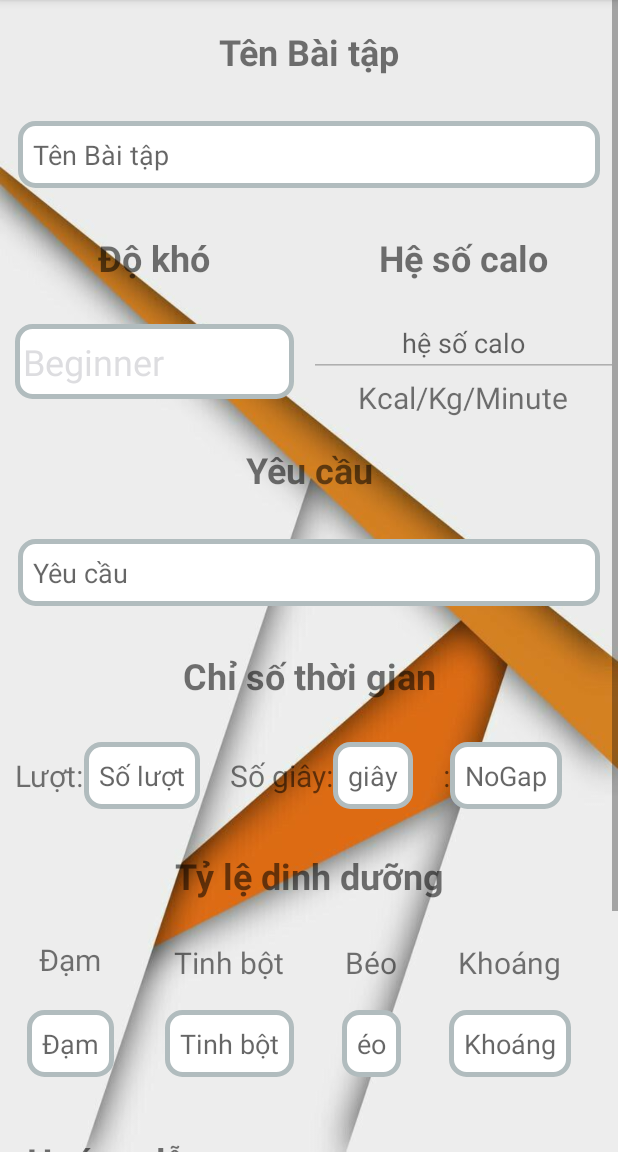
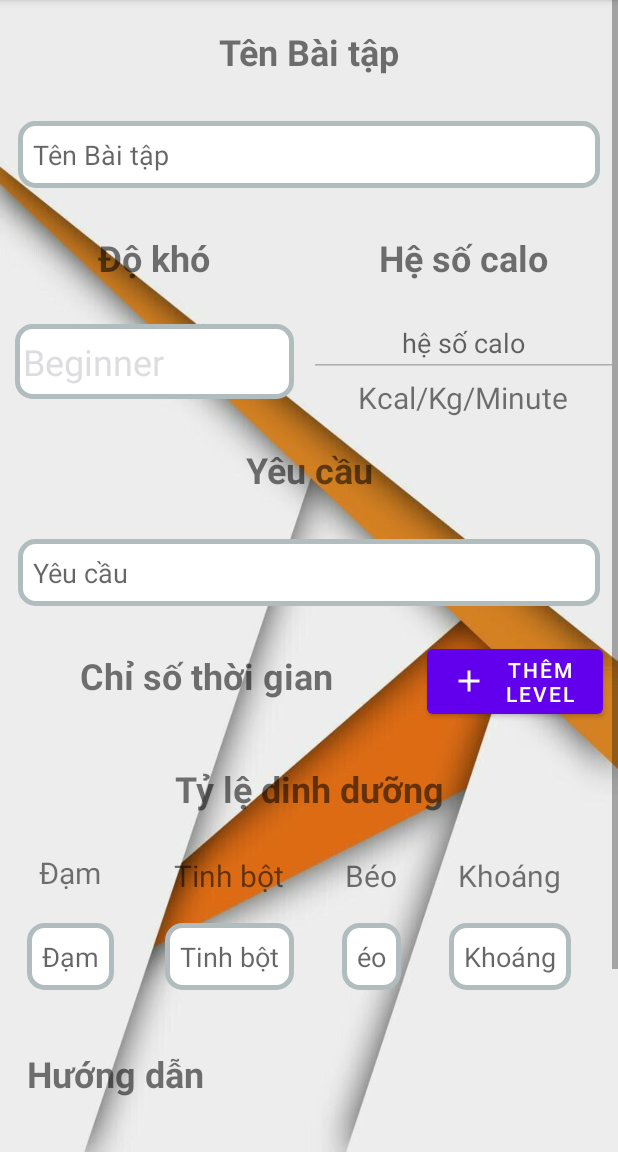
Before and after one commit to khangle99/MyFitnessAdmin, an Android app: the ExcerciseDetailActivity screen opened directly, with no data from a screen before it, on a phone screen of 412 x 824 dp, the part 84-1236 px from its top. Run offline under Robolectric (Android 15) with nearby library versions, the phone set to English and light mode, and no system bars; our stand-ins replace Dagger/Hilt's generated code, FlexboxLayout; network calls fail; pictures from the network do not load; 1 statement that could not run was skipped.

Commit message:
add level option to excercise

```diff
--- a/app/src/main/java/com/khangle/myfitnessadmin/data/network/MyFitnessService.kt
+++ b/app/src/main/java/com/khangle/myfitnessadmin/data/network/MyFitnessService.kt
@@ -47,9 +47,7 @@ interface MyFitnessService {
         @Part("name") name: RequestBody,
         @Part("difficulty") diff: RequestBody,
         @Part("equipment") equip: RequestBody,
-        @Part("noTurn") noTurn: RequestBody,
-        @Part("noSec") noSec: RequestBody,
-        @Part("noGap") noGap: RequestBody,
+        @Part("levelMap") levelMap: RequestBody,
         @Part("achievementMap") achievementString: RequestBody,
         @Part("caloFactor") caloFactor: RequestBody,
         @Part("nutriFactor") nutriFactor: RequestBody,
@@ -64,9 +62,7 @@ interface MyFitnessService {
         @Part("name") name: RequestBody,
         @Part("difficulty") diff: RequestBody,
         @Part("equipment") equip: RequestBody,
-        @Part("noTurn") noTurn: RequestBody,
-        @Part("noSec") noSec: RequestBody,
-        @Part("noGap") noGap: RequestBody,
+        @Part("levelMap") levelMap: RequestBody,
         @Part("achievementMap") achievementString: RequestBody,
         @Part("tutorial[]") tutorial: List<String>,
         @Part("caloFactor") caloFactor: RequestBody,
--- a/app/src/main/java/com/khangle/myfitnessadmin/model/Excercise.kt
+++ b/app/src/main/java/com/khangle/myfitnessadmin/model/Excercise.kt
@@ -10,11 +10,9 @@ class Excercise(
     var name: String,
     var difficulty: Int,
     var equipment: String,
-    var noTurn: Int,
-    var noSec: Int,
-    var noGap: Int,
     var caloFactor: Float,
     var tutorial: List<String>,
+    var levelJSON: Map<String, Array<Int>>,
     val picSteps: List<String>,
     var achieveEnsure: String, // json
     val addedCount: Int,
--- a/app/src/main/res/layout/activity_excercise_detail.xml
+++ b/app/src/main/res/layout/activity_excercise_detail.xml
@@ -108,84 +108,104 @@
             android:id="@+id/excEquipment"
             android:layout_width="match_parent"
             android:layout_height="wrap_content"/>
+        <LinearLayout
+           android:orientation="horizontal"
+            android:layout_width="match_parent"
+            android:layout_height="wrap_content">
             <TextView
                 android:layout_margin="18dp"
                 android:textSize="24sp"
                 android:textStyle="bold"
+                android:layout_weight="1"
                 android:textAlignment="center"
                 android:text="Chỉ số thời gian"
                 android:layout_width="match_parent"
                 android:layout_height="wrap_content"/>
-      <LinearLayout
-          android:orientation="horizontal"
+            <Button
+                android:layout_weight="2"
+                android:drawableLeft="@drawable/ic_baseline_add_24"
+                android:id="@+id/addMoreLevel"
                 android:layout_width="match_parent"
-          android:layout_height="wrap_content">
-
-          <LinearLayout
                 android:layout_margin="10dp"
-              android:orientation="horizontal"
-              android:layout_width="wrap_content"
-              android:layout_height="wrap_content">
-              <TextView
-                  android:text="Lượt:"
-                  android:textSize="20dp"
-                  android:layout_gravity="center"
-                  android:layout_width="wrap_content"
-                  android:layout_height="wrap_content"/>
-              <EditText
-                  android:hint="Số lượt"
-                  android:padding="10dp"
-                  android:layout_weight="1"
-                  android:inputType="number"
-                  android:background="@drawable/rounded_bkg"
-                  android:id="@+id/excNoTurn"
-                  android:layout_width="match_parent"
-                  android:layout_height="wrap_content"/>
-          </LinearLayout>
-          <LinearLayout
-              android:orientation="horizontal"
-              android:layout_margin="10dp"
-              android:layout_width="wrap_content"
-              android:layout_height="wrap_content">
-              <TextView
-                  android:text="Số giây:"
-                  android:textSize="20dp"
-                  android:layout_gravity="center"
-                  android:layout_width="wrap_content"
-                  android:layout_height="wrap_content"/>
-              <EditText
-                  android:hint="giây"
-                  android:padding="10dp"
-                  android:inputType="number"
-                  android:layout_weight="1"
-                  android:background="@drawable/rounded_bkg"
-                  android:id="@+id/excNoSec"
-                  android:layout_width="match_parent"
-                  android:layout_height="wrap_content"/>
-          </LinearLayout>
-          <LinearLayout
-              android:orientation="horizontal"
-              android:layout_margin="10dp"
-              android:layout_width="wrap_content"
-              android:layout_height="wrap_content">
-              <TextView
-                  android:text=":"
-                  android:textSize="20dp"
-                  android:layout_gravity="center"
-                  android:layout_width="wrap_content"
-                  android:layout_height="wrap_content"/>
-              <EditText
-                  android:hint="NoGap"
-                  android:padding="10dp"
-                  android:layout_weight="1"
-                  android:inputType="number"
-                  android:background="@drawable/rounded_bkg"
-                  android:id="@+id/excNoGap"
-                  android:layout_width="match_parent"
+                android:text="Thêm Level"
                 android:layout_height="wrap_content"/>
         </LinearLayout>
 
-      </LinearLayout>
+        <LinearLayout
+            android:orientation="vertical"
+            android:id="@+id/levelLayout"
+            android:layout_width="match_parent"
+            android:layout_height="wrap_content"/>
+<!--      <LinearLayout-->
+<!--          android:orientation="horizontal"-->
+<!--          android:layout_width="match_parent"-->
+<!--          android:layout_height="wrap_content">-->
+
+<!--          <LinearLayout-->
+<!--              android:layout_margin="10dp"-->
+<!--              android:orientation="horizontal"-->
+<!--              android:layout_width="wrap_content"-->
+<!--              android:layout_height="wrap_content">-->
+<!--              <TextView-->
+<!--                  android:text="Lượt:"-->
+<!--                  android:textSize="20dp"-->
+<!--                  android:layout_gravity="center"-->
+<!--                  android:layout_width="wrap_content"-->
+<!--                  android:layout_height="wrap_content"/>-->
+<!--              <EditText-->
+<!--                  android:hint="Số lượt"-->
+<!--                  android:padding="10dp"-->
+<!--                  android:layout_weight="1"-->
+<!--                  android:inputType="number"-->
+<!--                  android:background="@drawable/rounded_bkg"-->
+<!--                  android:id="@+id/excNoTurn"-->
+<!--                  android:layout_width="match_parent"-->
+<!--                  android:layout_height="wrap_content"/>-->
+<!--          </LinearLayout>-->
+<!--          <LinearLayout-->
+<!--              android:orientation="horizontal"-->
+<!--              android:layout_margin="10dp"-->
+<!--              android:layout_width="wrap_content"-->
+<!--              android:layout_height="wrap_content">-->
+<!--              <TextView-->
+<!--                  android:text="Số giây:"-->
+<!--                  android:textSize="20dp"-->
+<!--                  android:layout_gravity="center"-->
+<!--                  android:layout_width="wrap_content"-->
+<!--                  android:layout_height="wrap_content"/>-->
+<!--              <EditText-->
+<!--                  android:hint="giây"-->
+<!--                  android:padding="10dp"-->
+<!--                  android:inputType="number"-->
+<!--                  android:layout_weight="1"-->
+<!--                  android:background="@drawable/rounded_bkg"-->
+<!--                  android:id="@+id/excNoSec"-->
+<!--                  android:layout_width="match_parent"-->
+<!--                  android:layout_height="wrap_content"/>-->
+<!--          </LinearLayout>-->
+<!--          <LinearLayout-->
+<!--              android:orientation="horizontal"-->
+<!--              android:layout_margin="10dp"-->
+<!--              android:layout_width="wrap_content"-->
+<!--              android:layout_height="wrap_content">-->
+<!--              <TextView-->
+<!--                  android:text=":"-->
+<!--                  android:textSize="20dp"-->
+<!--                  android:layout_gravity="center"-->
+<!--                  android:layout_width="wrap_content"-->
+<!--                  android:layout_height="wrap_content"/>-->
+<!--              <EditText-->
+<!--                  android:hint="NoGap"-->
+<!--                  android:padding="10dp"-->
+<!--                  android:layout_weight="1"-->
+<!--                  android:inputType="number"-->
+<!--                  android:background="@drawable/rounded_bkg"-->
+<!--                  android:id="@+id/excNoGap"-->
+<!--                  android:layout_width="match_parent"-->
+<!--                  android:layout_height="wrap_content"/>-->
+<!--          </LinearLayout>-->
+
+<!--      </LinearLayout>-->
 
  <TextView
             android:layout_margin="18dp"
```
Also changed, not shown: app/src/main/java/com/khangle/myfitnessadmin/data/MyFitnessRepository.kt (+10 -12 lines), app/src/main/java/com/khangle/myfitnessadmin/excercise/excdetail/ExcerciseDetailActivity.kt (+78 -34 lines), app/src/main/res/layout/view_level_ticket.xml (added, +98 -0 lines). Lines whose indentation alone changed are shown as unchanged.
